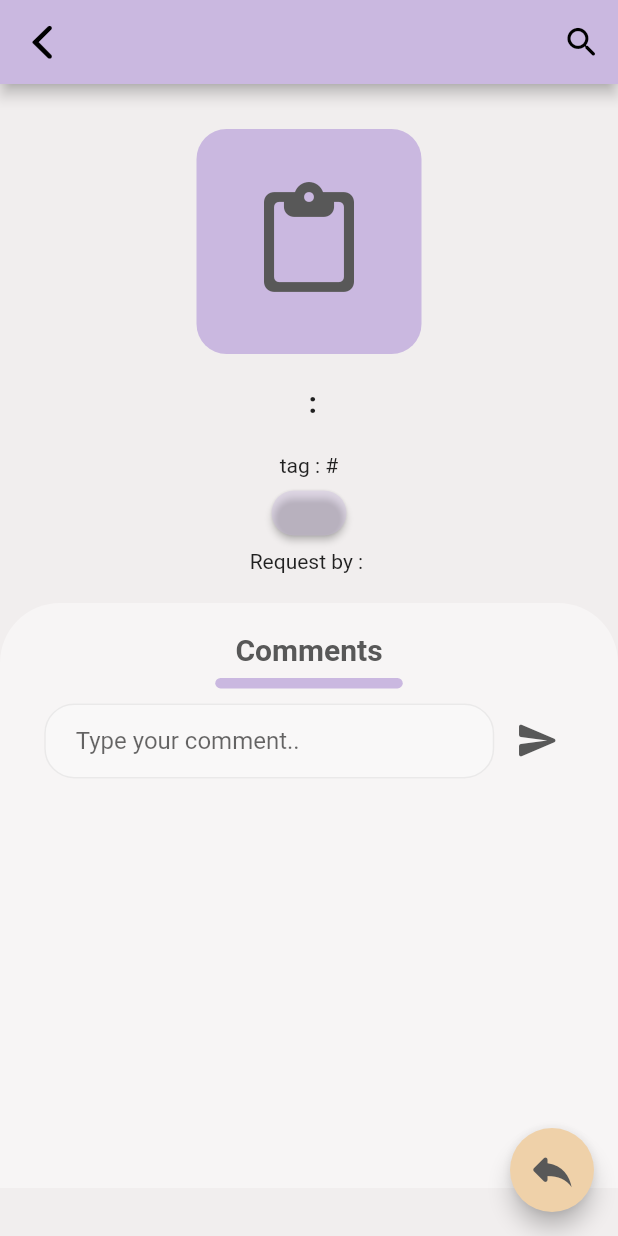
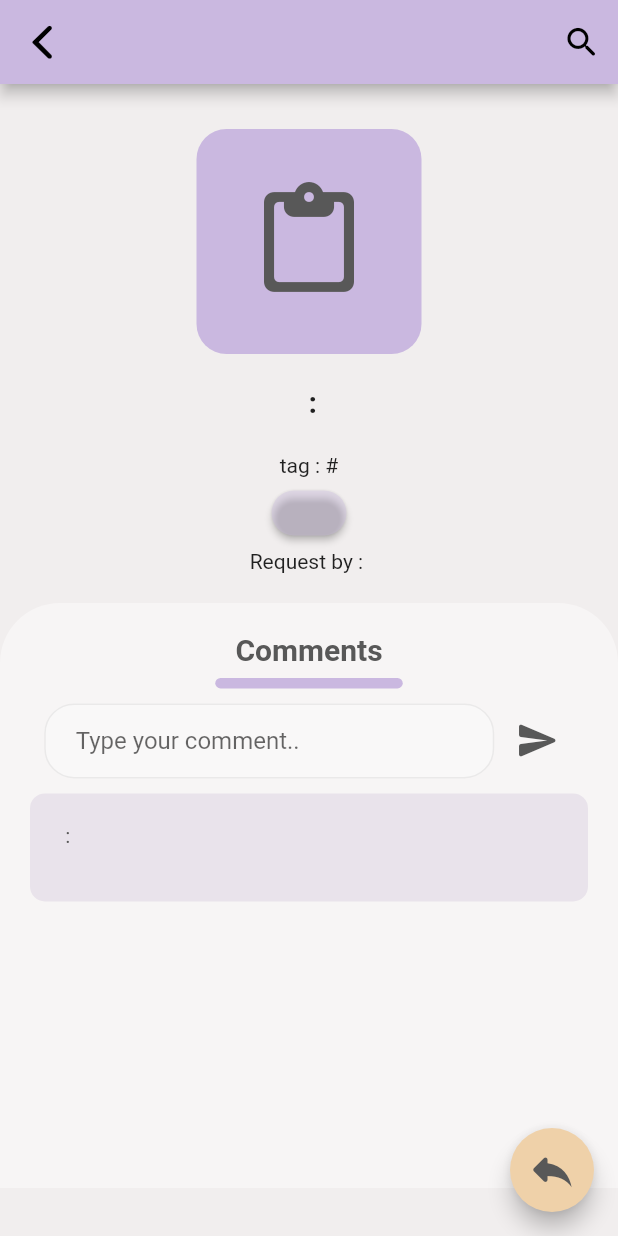
Before and after one commit to adinekinar/Study-Shelf-Apps, a Flutter app: the eachReq screen opened directly with empty values, after a tap on the "send" icon, on a phone screen of 412 x 824 dp. Run offline on Flutter 3.47's test engine with Material 2 defaults, Android fonts, the phone set to English and light mode, and no system bars; our stand-ins replace cloud_firestore, file_picker, firebase_auth, firebase_core, firebase_storage, get; missing offline and left inert: flutter_pdfview; accounts and stored records are empty; network calls fail.

Commit message:
jamming 2

```diff
--- a/lib/sceen/eachpostpages.dart
+++ b/lib/sceen/eachpostpages.dart
@@ -251,17 +251,18 @@ class eachReq extends StatelessWidget {
     final comment = TextEditingController();
     late QuerySnapshot snapshotData;
     bool solved;
-    return StreamBuilder(
+    return  Scaffold(
+            floatingActionButton: StreamBuilder(
               stream: FirebaseFirestore.instance.collection('FormPost').snapshots(),
               builder: (context, AsyncSnapshot<QuerySnapshot>snapshot) {
-        int length = snapshot.data!.docs.length;
-        return Scaffold(
-            floatingActionButton: FloatingActionButton(
+                return FloatingActionButton(
                   child: const Icon(Icons.reply_rounded, color: const Color(0xFF585858),size: 35,),
                   backgroundColor: const Color(0xFFEFD1A9),
                   onPressed: () async {
-                Navigator.push(context, MaterialPageRoute(builder: (context) => (snapshot.data!.docs[1]['docid']).toString() == doc_id ? postReplay(doc_id: doc_id,) : Formp(doc_id: doc_id,value: value,)));
+                    (snapshot.data!.docs[2].id == doc_id) ? Navigator.push(context, MaterialPageRoute(builder: (context) => postReplay(doc_id: doc_id))) : Navigator.push(context, MaterialPageRoute(builder: (context) => Formp(doc_id: doc_id,value: value,)));
                   },
+                );
+              }
             ),
               backgroundColor: const Color(0xFFF1EEEE),
               appBar: AppBar(
@@ -279,7 +280,6 @@ class eachReq extends StatelessWidget {
                             snapshotData = value;
                             solved = true;
                           });
-
                         });
                   }
               ),
@@ -347,9 +347,7 @@ class eachReq extends StatelessWidget {
                                       IconButton(
                                         icon: Icon(Icons.send_rounded, size: 30, color: const Color(0xFF585858),),
                                         onPressed: () async {
-                                          //commentS('FormRequest', doc_id, comment.text);
-                                          print(getSolved());
-                                          getSolved();
+                                          commentS('FormRequest', doc_id, comment.text);
                                         },
                                       ),
                                     ],
@@ -398,8 +396,6 @@ class eachReq extends StatelessWidget {
                 )
             ),
           ),
-        );
-      }
         );
   }
 }
--- a/lib/sceen/formpost.dart
+++ b/lib/sceen/formpost.dart
@@ -91,12 +91,13 @@ class _FormpState extends State<Formp> {
                         final result = await FilePicker.platform.pickFiles(allowMultiple: false, type: FileType.custom, allowedExtensions: ['jpg', 'png', 'jpeg', 'pdf']);
                         if(result == null) return;
                         PlatformFile files = result.files.single;
-                        setState(() => file = File(files.path!));
                         String name = files.name;
                         Uint8List? byt = files.bytes;
                         int size = files.size;
                         String? ex = files.extension;
                         String? flpth = files.path;
+                        //postInfo(name, doc_id, byt!, size, ex!, flpth!);
+                        setState(() => file = File(files.path!));
                       },
                     ),
                     Container(child: Text(filename,style: TextStyle(fontSize: 11)), margin: EdgeInsets.only(top: 4),),
--- a/lib/sceen/pdfviewpage.dart
+++ b/lib/sceen/pdfviewpage.dart
@@ -17,7 +17,6 @@ class _pdfViewerpageState extends State<pdfViewerpage> {
   int pages = 0;
   int indexpages = 0;
   late PDFViewController controller;
-
   @override
   Widget build(BuildContext context) {
     final text = '${indexpages+1} of ${pages}';
--- a/lib/sceen/process_uname.dart
+++ b/lib/sceen/process_uname.dart
@@ -38,11 +38,11 @@ Future<void> unameStore(String username, int points) async {
 
 //for store data post
 Future<void> fillPost (String title, String caption, String subject, String tag, url, String format, String doc_id) async {
-  CollectionReference fillp = FirebaseFirestore.instance.collection('FormPost');
+  DocumentReference fillp = FirebaseFirestore.instance.collection('FormPost').doc(doc_id=='0'?null:doc_id);
   FirebaseAuth auth = FirebaseAuth.instance;
   String uid = auth.currentUser!.uid.toString();
   String username = auth.currentUser!.displayName.toString();
-  fillp.add({
+  fillp.set({
     'Upload Time' : Timestamp.now(),
     'File format' : format,
     'Title': title,
```
Also changed, not shown: lib/sceen/formreq.dart (+29 -19 lines), lib/sceen/postreplay.dart (+15 -15 lines). Lines whose indentation alone changed are shown as unchanged.
